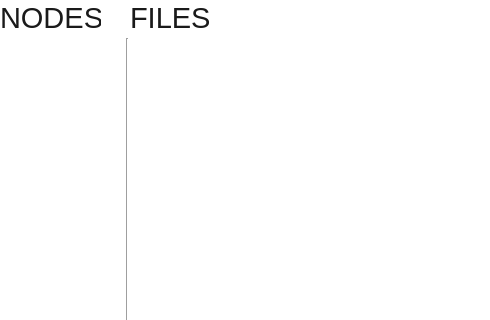
j0z/Crescendo, file ui/main_josh.ui: the form before one commit; both pictures show x 0 to 490 and y 0 to 320 of the 800 by 600 pixel window.
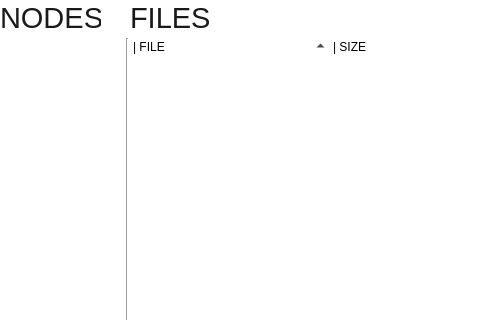
The form after the commit. Icons and pictures are not drawn.

Commit message: added column sort

The edit to the form file:
```diff
--- a/ui/main_josh.ui
+++ b/ui/main_josh.ui
@@ -750,6 +750,28 @@
 	border:rgb(220,220,220);
 }
 
+
+
+
+QHeaderView {
+	background: white;
+}
+
+QHeaderView::section {
+	background-color: white;
+	border: 0px solid white;
+	padding-left: 4px;
+
+	}
+QHeaderView::down-arrow {
+     image: url(down-arrow.png);
+ }
+ QHeaderView::up-arrow {
+     image: url(up-arrow.png);
+ }
+
+
+
 QScrollBar:vertical {
     border: none;
     background: rgba(0,0,0,0);
@@ -812,26 +834,32 @@
     <property name="rootIsDecorated">
      <bool>false</bool>
     </property>
+    <property name="sortingEnabled">
+     <bool>true</bool>
+    </property>
+    <property name="headerHidden">
+     <bool>false</bool>
+    </property>
     <attribute name="headerVisible">
-     <bool>false</bool>
+     <bool>true</bool>
     </attribute>
     <attribute name="headerDefaultSectionSize">
      <number>200</number>
     </attribute>
     <attribute name="headerShowSortIndicator" stdset="0">
-     <bool>false</bool>
+     <bool>true</bool>
     </attribute>
     <attribute name="headerStretchLastSection">
      <bool>false</bool>
     </attribute>
     <column>
      <property name="text">
-      <string>FILE</string>
+      <string>| FILE</string>
      </property>
     </column>
     <column>
      <property name="text">
-      <string>SIZE</string>
+      <string>| SIZE</string>
      </property>
      <property name="background">
       <color>
```
The commit also changes 1 other file.
